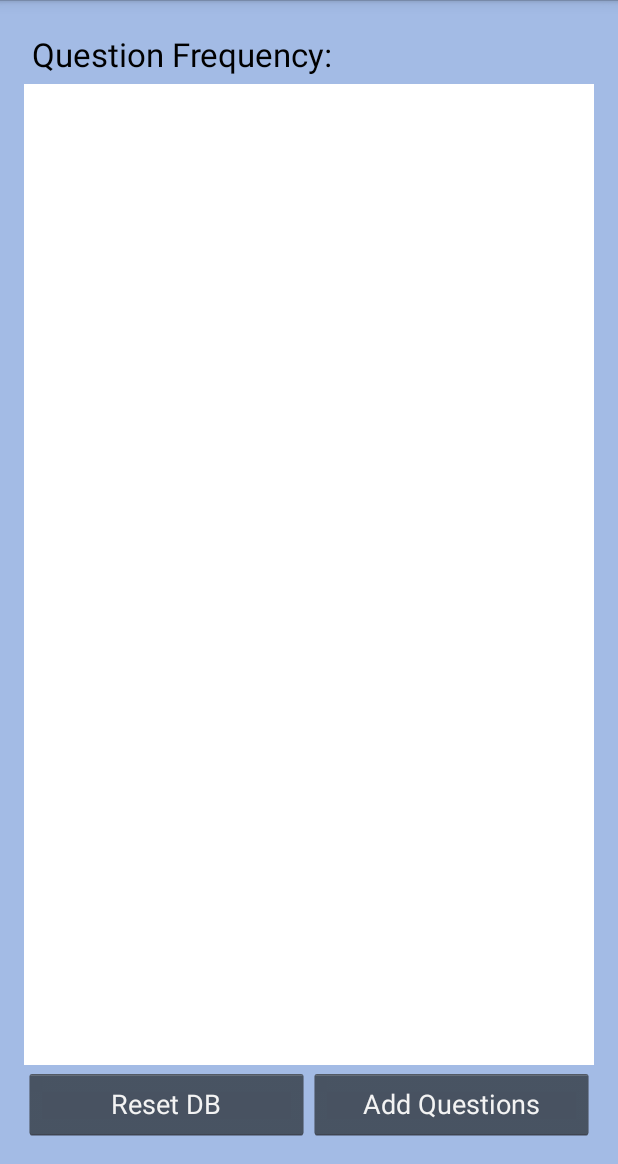
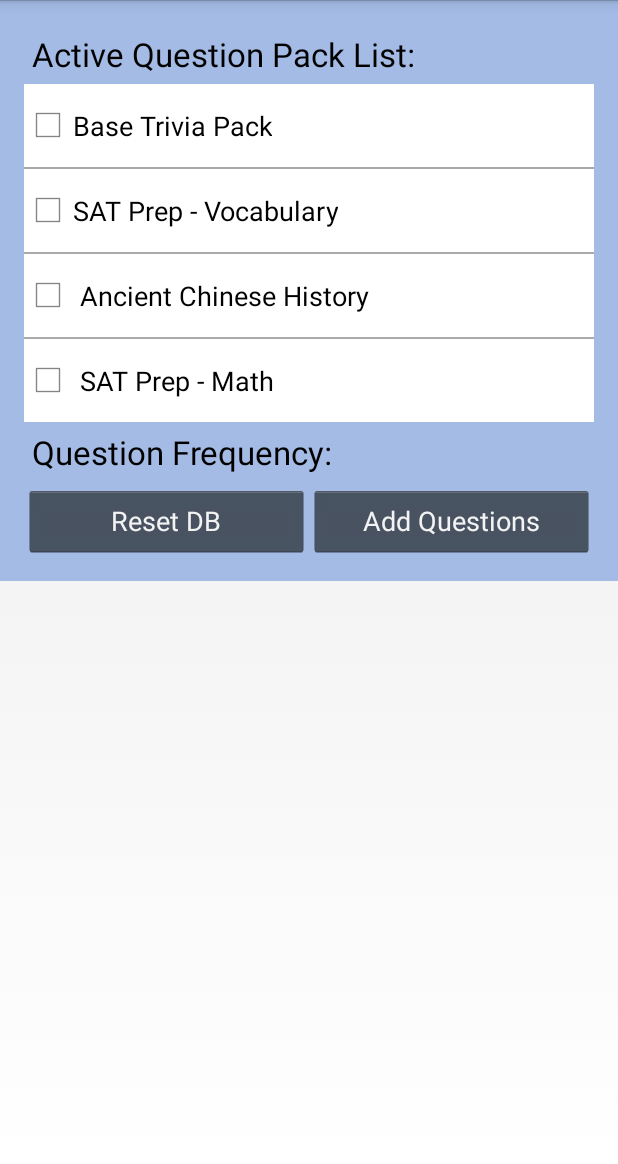
Before and after one commit to TimelyToga/learn_things, an Android app: the layout activity_settings.xml on its own in the app's theme, with its tools: preview values and no code run, on a phone screen of 412 x 824 dp, the part 72-1236 px from its top. Run offline under Robolectric (Android 15) with nearby library versions, the light colour scheme and no system bars.

Commit message:
Frequency selection on new setting screen works. Settings menu is a ScrollView now. Frequency list is generated at runtime. Added multiple selection menu for active questionpacks up top

```diff
--- a/app/src/main/java/com/timothyblumberg/autodidacticism/learnthings/common/G.java
+++ b/app/src/main/java/com/timothyblumberg/autodidacticism/learnthings/common/G.java
@@ -52,7 +52,7 @@ public class G {
     public static final int FREQUENCY_DAILY = MILLISECONDS_IN_DAY;
     public static final int FREQUENCY_DAILY2 = MILLISECONDS_IN_DAY * 2;
 
-    public static final String[] listNames = {"Every 3 Seconds",
+    public static final String[] questionFrequencyNames = {"Every 3 Seconds",
                                                 "Every 15 minutes",
                                                 "Every 30 minutes",
                                                 "Every hour",
@@ -60,7 +60,7 @@ public class G {
                                                 "Every 6 hours",
                                                 "Daily",
                                                 "Every two days"};
-    public static final int[] listDef = {FREQUENCY_SEC3,
+    public static final int[] questionFrequencyTimes = {FREQUENCY_SEC3,
                                                 FREQUENCY_MIN15,
                                                 FREQUENCY_MIN30,
                                                 FREQUENCY_HOURLY,
--- a/app/src/main/res/layout/activity_settings.xml
+++ b/app/src/main/res/layout/activity_settings.xml
@@ -1,5 +1,9 @@
-<RelativeLayout xmlns:android="http://schemas.android.com/apk/res/android"
+<ScrollView xmlns:android="http://schemas.android.com/apk/res/android"
     xmlns:tools="http://schemas.android.com/tools"
+    android:layout_height="wrap_content"
+    android:layout_width="wrap_content">
+
+    <RelativeLayout
         android:layout_width="match_parent"
         android:layout_height="match_parent"
         android:paddingLeft="@dimen/activity_horizontal_margin"
@@ -8,41 +12,122 @@
         android:paddingBottom="@dimen/activity_vertical_margin"
         tools:context="com.timothyblumberg.autodidacticism.learnthings.activities.SettingsActivity"
         android:id="@+id/settings_layout"
-    android:background="@color/light_background_blue">
+        android:background="@color/light_background_blue"
+        >
+
+        <TextView
+            style="@style/answerTextStyle"
+            android:layout_width="wrap_content"
+            android:layout_height="wrap_content"
+            android:textAppearance="?android:attr/textAppearanceLarge"
+            android:text="@string/question_pack_list"
+            android:padding="@dimen/base_padding"
+            android:id="@+id/question_pack_text"
+            android:layout_alignParentTop="true"
+            android:layout_alignParentStart="true" />
+
+        <LinearLayout
+            android:orientation="vertical"
+            android:layout_width="fill_parent"
+            android:layout_height="wrap_content"
+            android:layout_below="@+id/question_pack_text"
+            android:id="@+id/question_pack_select"
+            android:background="@android:color/white"
+            >
+
+            <CheckBox
+                android:layout_width="wrap_content"
+                android:layout_height="wrap_content"
+                android:text="Base Trivia Pack"
+                style="@style/resultTextStyle"
+                android:paddingRight="@dimen/base_padding"
+                android:paddingTop="@dimen/checkbox_vertical_padding"
+                android:paddingBottom="@dimen/checkbox_vertical_padding"
+                />
+            <View
+                android:layout_width="fill_parent"
+                android:layout_height="1dp"
+                android:background="@android:color/darker_gray"/>
+            <CheckBox
+                android:layout_width="wrap_content"
+                android:layout_height="wrap_content"
+                android:text="SAT Prep - Vocabulary"
+                style="@style/resultTextStyle"
+                android:paddingRight="@dimen/base_padding"
+                android:paddingTop="@dimen/checkbox_vertical_padding"
+                android:paddingBottom="@dimen/checkbox_vertical_padding"/>
+            <View
+                android:layout_width="fill_parent"
+                android:layout_height="1dp"
+                android:background="@android:color/darker_gray"/>
+            <CheckBox
+                android:layout_width="wrap_content"
+                android:layout_height="wrap_content"
+                android:text="Ancient Chinese History"
+                style="@style/resultTextStyle"
+                android:paddingLeft="@dimen/base_padding"
+                android:paddingRight="@dimen/base_padding"
+                android:paddingTop="@dimen/checkbox_vertical_padding"
+                android:paddingBottom="@dimen/checkbox_vertical_padding"/>
+            <View
+                android:layout_width="fill_parent"
+                android:layout_height="1dp"
+                android:background="@android:color/darker_gray"/>
+            <CheckBox
+                android:layout_width="wrap_content"
+                android:layout_height="wrap_content"
+                android:text="SAT Prep - Math"
+                style="@style/resultTextStyle"
+                android:paddingLeft="@dimen/base_padding"
+                android:paddingRight="@dimen/base_padding"
+                android:paddingTop="@dimen/checkbox_vertical_padding"
+                android:paddingBottom="@dimen/checkbox_vertical_padding"/>
+
+
+        </LinearLayout>
 
         <TextView
             android:layout_width="wrap_content"
             android:layout_height="wrap_content"
             android:textAppearance="?android:attr/textAppearanceLarge"
             android:text="@string/question_frequency"
-        android:padding="5dp"
+            android:padding="@dimen/base_padding"
             android:id="@+id/intensityListLabel"
-        android:layout_alignParentTop="true"
-        android:layout_alignParentLeft="true"
-        android:layout_alignParentStart="true"
             style="@style/answerTextStyle"
-        />
+            android:layout_below="@+id/question_pack_select"
+            android:layout_alignParentStart="true" />
 
-    <ListView
-        android:layout_width="wrap_content"
+        <RadioGroup
+            android:layout_width="fill_parent"
             android:layout_height="wrap_content"
-        android:id="@+id/intensityListView"
-        android:listSelector="@drawable/frequency_selector"
-        android:choiceMode="singleChoice"
-        android:background="@color/default_color"
-        style="@style/resultTextStyle"
-        android:layout_alignParentStart="true"
-        android:layout_below="@+id/intensityListLabel"
-        android:layout_above="@+id/linearLayout" />
+            android:layout_below="@id/intensityListLabel"
+            android:background="@android:color/white"
+            android:id="@+id/askIntensityList">
+            </RadioGroup>
+
+
+        <!--<ListView-->
+            <!--android:layout_width="wrap_content"-->
+            <!--android:layout_height="wrap_content"-->
+            <!--android:id="@+id/intensityListView"-->
+            <!--android:listSelector="@drawable/frequency_selector"-->
+            <!--android:choiceMode="singleChoice"-->
+            <!--android:background="@color/default_color"-->
+            <!--style="@style/resultTextStyle"-->
+            <!--android:layout_alignParentStart="true"-->
+            <!--android:layout_above="@+id/linearLayout"-->
+            <!--android:layout_below="@+id/intensityListLabel" />-->
 
         <LinearLayout
             android:layout_width="fill_parent"
             android:layout_height="wrap_content"
             android:id="@+id/linearLayout"
+            android:layout_below="@id/askIntensityList"
             android:layout_alignParentBottom="true"
             android:layout_alignParentStart="true"
             android:layout_alignParentEnd="true"
             android:paddingTop="2dp">
+
             <Button
                 android:layout_width="fill_parent"
                 android:layout_height="wrap_content"
@@ -65,3 +150,6 @@
 
 
     </RelativeLayout>
+
+
+</ScrollView>
--- /dev/null
+++ b/app/src/main/res/layout/template_divider.xml
@@ -0,0 +1,6 @@
+<?xml version="1.0" encoding="utf-8"?>
+
+<View xmlns:android="http://schemas.android.com/apk/res/android"
+        android:layout_width="fill_parent"
+        android:layout_height="1dp"
+        android:background="@android:color/darker_gray"/>
--- a/app/src/main/res/values/colors.xml
+++ b/app/src/main/res/values/colors.xml
@@ -10,4 +10,7 @@
     <color name="light_background_red">#E0B3B3</color>
     <color name="light_background_green">#B1DDB4</color>
     <color name="light_background_blue">#A3BBE5</color>
+
+    <!--UI Elements-->
+    <color name="darker_gray">#aaa</color>
 </resources>
--- a/app/src/main/res/values/dimens.xml
+++ b/app/src/main/res/values/dimens.xml
@@ -3,6 +3,8 @@
     <dimen name="activity_horizontal_margin">16dp</dimen>
     <dimen name="activity_vertical_margin">16dp</dimen>
     <dimen name="answer_from_bottom">22dp</dimen>
+    <dimen name="base_padding">5dp</dimen>
+    <dimen name="checkbox_vertical_padding">15dp</dimen>
 
     <!--Card Layout dimens-->
     <dimen name="card_margin_top">40dp</dimen>
--- a/app/src/main/res/values/strings.xml
+++ b/app/src/main/res/values/strings.xml
@@ -17,13 +17,14 @@
 
     <!--FRActivity-->
     <string name="ask_again">"Don't worry, we'll ask you again later."</string>
-    <string name="yay_correct">"YAY! Correct!"</string>
+    <string name="yay_correct">"Excellent! You answered correctly!"</string>
 
     <!-- SettingsActivity -->
     <string name="questions_per_day">"Questions per day: "</string>
     <string name="reset_db">Reset DB</string>
     <string name="question_frequency">Question Frequency:</string>
     <string name="add_questions">Add Questions</string>
+    <string name="question_pack_list">Active Question Pack List:</string>
 
     <!-- Toast Messages -->
     <string name="toast_time_till_next" formatted="false">Time until next question: %s</string>
```
Also changed, not shown: app/src/main/java/com/timothyblumberg/autodidacticism/learnthings/activities/SettingsActivity.java (+50 -14 lines), app/src/main/res/layout/template_checkbox.xml (added, +11 -0 lines), app/src/main/res/layout/template_radio_button.xml (added, +11 -0 lines). Lines whose indentation alone changed are shown as unchanged.
